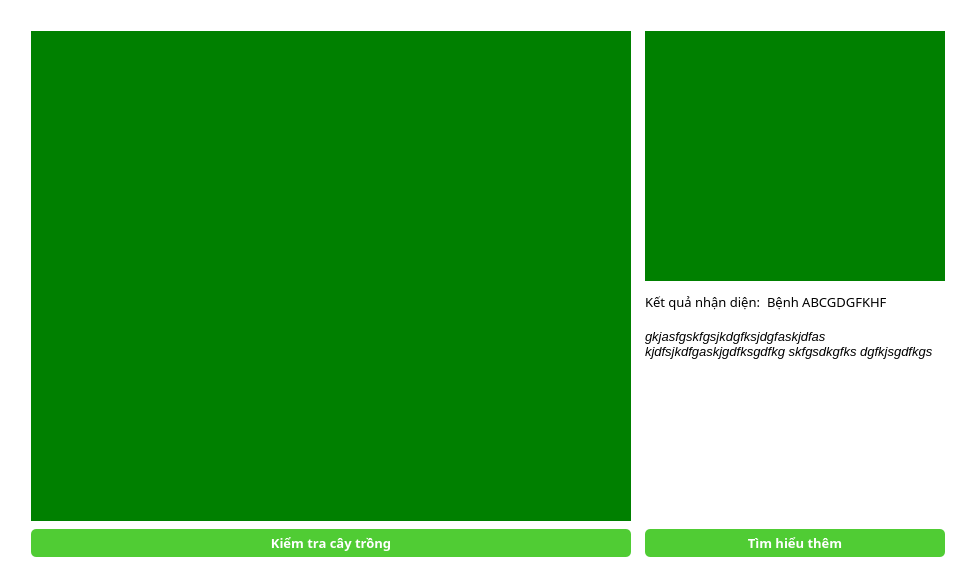
Old version of the form design/PlantDiseasePrediction.ui in the repository mellivora24/TomatoDiseasePrediction.
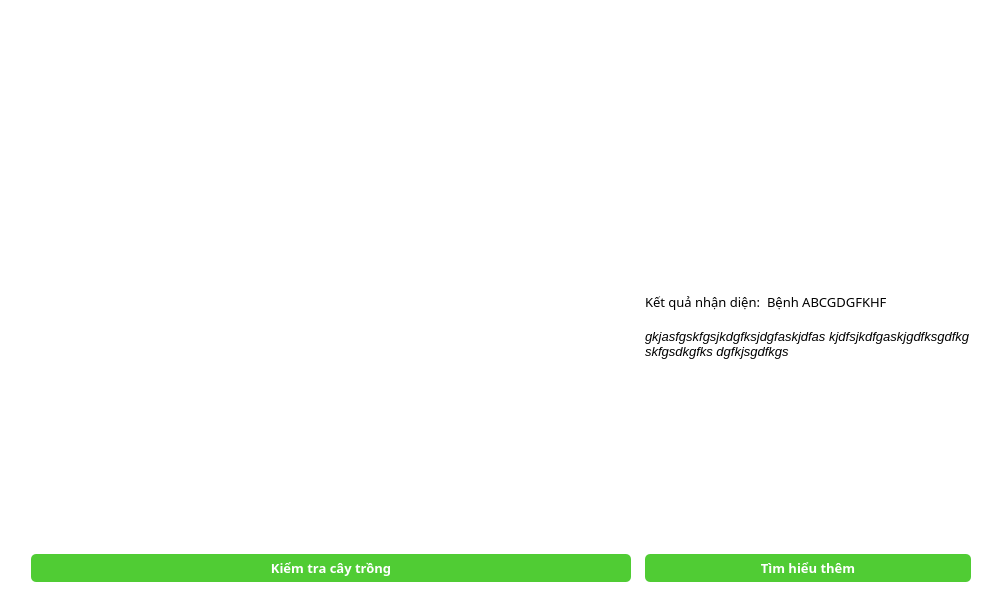
New version of the form.

```diff
--- a/design/PlantDiseasePrediction.ui
+++ b/design/PlantDiseasePrediction.ui
@@ -6,8 +6,8 @@
    <rect>
     <x>0</x>
     <y>0</y>
-    <width>964</width>
-    <height>582</height>
+    <width>1002</width>
+    <height>611</height>
    </rect>
   </property>
   <property name="windowTitle">
@@ -71,7 +71,7 @@
       <item row="1" column="3" colspan="2">
        <widget class="QLabel" name="predicted_img">
         <property name="styleSheet">
-         <string notr="true">background-color: green;</string>
+         <string notr="true">background-color: white;</string>
         </property>
         <property name="text">
          <string/>
@@ -212,7 +212,7 @@
       <item row="1" column="1" rowspan="4">
        <widget class="QLabel" name="realtime_img">
         <property name="styleSheet">
-         <string notr="true">background-color: green;</string>
+         <string notr="true">background-color: white;</string>
         </property>
         <property name="text">
          <string/>
```
